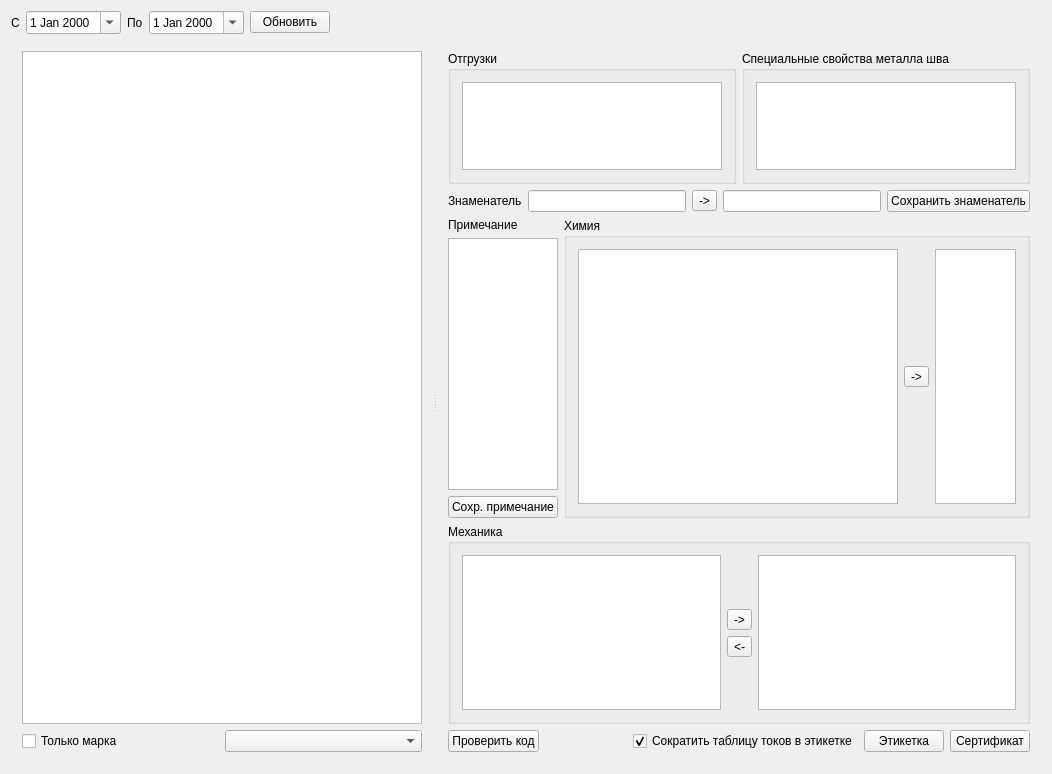
Qt form formpart.ui (Sergeyego/el_sert) before a commit.
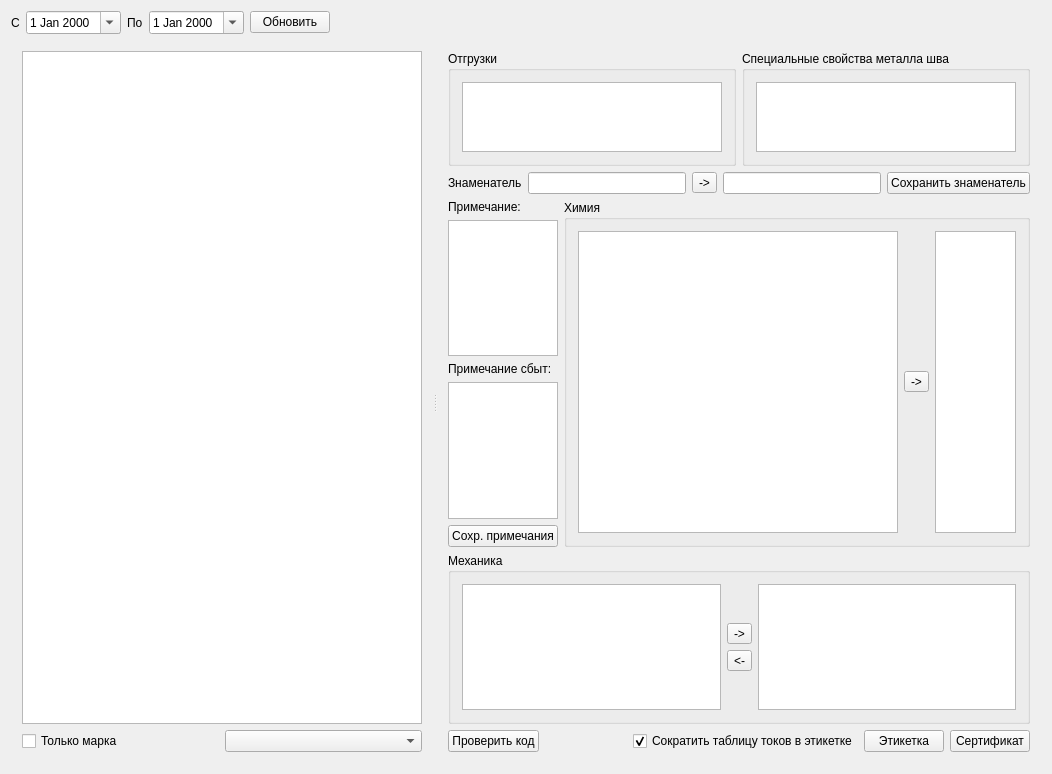
The same form after that commit. Custom widgets are drawn as their Qt base class.

Commit message: примечание для сбыта

The edit to the form file:
```diff
--- a/formpart.ui
+++ b/formpart.ui
@@ -189,16 +189,33 @@
            <item>
             <widget class="QLabel" name="label_4">
              <property name="text">
-              <string>Примечание</string>
+              <string>Примечание:</string>
              </property>
             </widget>
            </item>
            <item>
-            <widget class="QTextEdit" name="textEditPrim">
+            <widget class="QPlainTextEdit" name="textEditPrim">
              <property name="maximumSize">
               <size>
-               <width>150</width>
-               <height>16777215</height>
+               <width>170</width>
+               <height>170</height>
+              </size>
+             </property>
+            </widget>
+           </item>
+           <item>
+            <widget class="QLabel" name="label_5">
+             <property name="text">
+              <string>Примечание сбыт:</string>
+             </property>
+            </widget>
+           </item>
+           <item>
+            <widget class="QPlainTextEdit" name="textEditPrimProd">
+             <property name="maximumSize">
+              <size>
+               <width>170</width>
+               <height>170</height>
               </size>
              </property>
             </widget>
@@ -206,7 +223,7 @@
            <item>
             <widget class="QPushButton" name="cmdSavePrim">
              <property name="text">
-              <string>Сохр. примечание</string>
+              <string>Сохр. примечания</string>
              </property>
             </widget>
            </item>
```
The commit also changes 1 other file.
